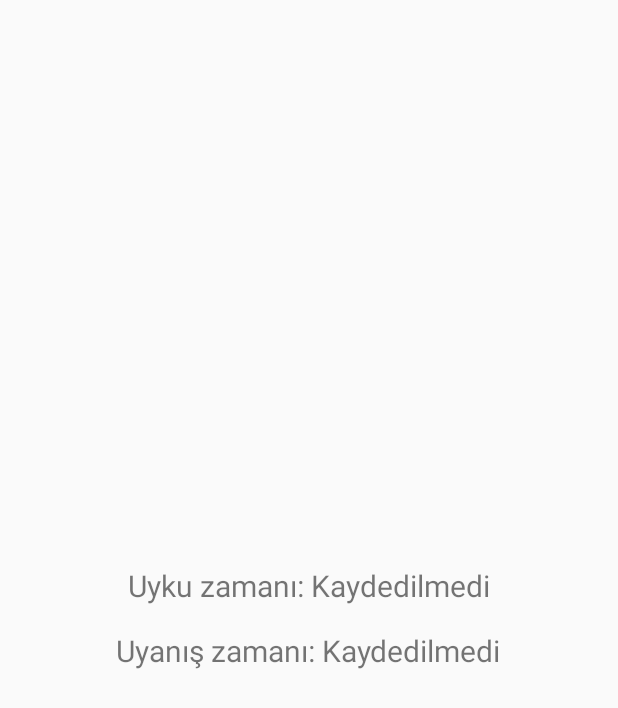
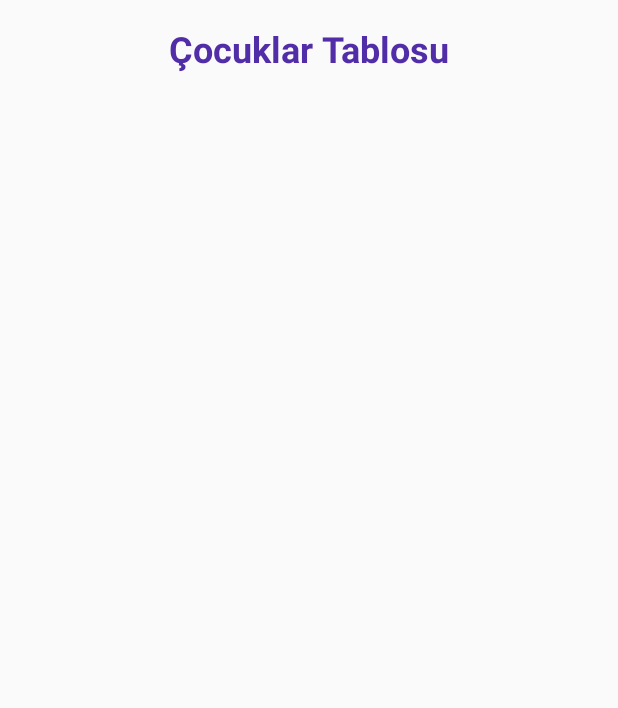
Before and after one commit to AMER240/SleepyBaby, an Android app: the ScheduleActivity screen opened directly, with no data from a screen before it, on a phone screen of 412 x 824 dp. Shown: the top 708 px of the screen. Run offline under Robolectric (Android 15) with nearby library versions, the phone set to English and light mode, and no system bars.

Commit message:
Feature/front end (#22)
* buton tasarımı duzenledim

* thread layout duzenledim

* tasarimi deçistirdim

* Mainfaist'in sorununu bu branchta da cozmek

* tasarimi deçistirdim

---------

Co-authored-by: Amer <amersheikhhader@gmail.com>

```diff
--- a/app/src/main/java/com/example/sleepybaby/AddChildActivity.java
+++ b/app/src/main/java/com/example/sleepybaby/AddChildActivity.java
@@ -9,7 +9,6 @@ import android.widget.Toast;
 import androidx.appcompat.app.AppCompatActivity;
 
 public class AddChildActivity extends AppCompatActivity {
-
     EditText editTextName, editTextAge;
     TimePicker timePickerSleep, timePickerWake;
     Button buttonSaveChild;
--- a/app/src/main/java/com/example/sleepybaby/Child.java
+++ b/app/src/main/java/com/example/sleepybaby/Child.java
@@ -9,7 +9,8 @@ public class Child {
     private int wakeHour;
     private int wakeMinute;
 
-    // Getter and Setter methods
+// Getter and Setter methods
+
 
     public int getId() {
         return id;
--- a/app/src/main/java/com/example/sleepybaby/ScheduleActivity.java
+++ b/app/src/main/java/com/example/sleepybaby/ScheduleActivity.java
@@ -1,40 +1,52 @@
 package com.example.sleepybaby;
 
-import android.content.SharedPreferences;
 import android.os.Bundle;
-import android.widget.TextView;
+import android.widget.Toast;
+
 import androidx.appcompat.app.AppCompatActivity;
+import androidx.recyclerview.widget.LinearLayoutManager;
+import androidx.recyclerview.widget.RecyclerView;
+
+import java.util.List;
 
 public class ScheduleActivity extends AppCompatActivity {
 
-    TextView sleepText;
-    TextView  wakeText;
+
+    RecyclerView recyclerView;
+    ChildrenAdapter adapter;
+    DatabaseHelper databaseHelper;
+    List<Child> childList;
 
     @Override
     protected void onCreate(Bundle savedInstanceState) {
         super.onCreate(savedInstanceState);
         setContentView(R.layout.activity_schedule);
 
-        sleepText = findViewById(R.id.sleepTimeTextView);
-        wakeText = findViewById(R.id.wakeTimeTextView);
+        recyclerView = findViewById(R.id.recyclerViewChildren);
+        recyclerView.setLayoutManager(new LinearLayoutManager(this));
 
-        SharedPreferences sharedPreferences = getSharedPreferences("SleepData", MODE_PRIVATE);
+        databaseHelper = new DatabaseHelper(this);
+        childList = databaseHelper.getAllChildren();
 
-        int sleepHour = sharedPreferences.getInt("sleepHour", -1);
-        int sleepMinute = sharedPreferences.getInt("sleepMinute", -1);
-        int wakeHour = sharedPreferences.getInt("wakeHour", -1);
-        int wakeMinute = sharedPreferences.getInt("wakeMinute", -1);
-
-        if (sleepHour != -1 && sleepMinute != -1) {
-            sleepText.setText("Uyku zamanı: " + sleepHour + ":" + String.format("%02d", sleepMinute));
-        } else {
-            sleepText.setText("Uyku zamanı: Kaydedilmedi");
+        if (childList.isEmpty()) {
+            Toast.makeText(this, "Henüz çocuk eklenmedi!", Toast.LENGTH_SHORT).show();
         }
 
-        if (wakeHour != -1 && wakeMinute != -1) {
-            wakeText.setText("Uyanış zamanı: " + wakeHour + ":" + String.format("%02d", wakeMinute));
-        } else {
-            wakeText.setText("Uyanış zamanı: Kaydedilmedi");
-        }
+        adapter = new ChildrenAdapter(childList);
+        recyclerView.setAdapter(adapter);
+
+        // Listener حذف الطفل
+        adapter.setOnChildDeleteListener(childId -> {
+            boolean deleted = databaseHelper.deleteChild(childId);
+            if (deleted) {
+                Toast.makeText(this, "Çocuk silindi", Toast.LENGTH_SHORT).show();
+                // تحديث القائمة
+                childList.clear();
+                childList.addAll(databaseHelper.getAllChildren());
+                adapter.notifyDataSetChanged();
+            } else {
+                Toast.makeText(this, "Silme başarısız oldu", Toast.LENGTH_SHORT).show();
+            }
+        });
     }
 }
--- a/app/src/main/java/com/example/sleepybaby/ThreadActivity.java
+++ b/app/src/main/java/com/example/sleepybaby/ThreadActivity.java
@@ -7,6 +7,7 @@ import android.os.Handler;
 import androidx.appcompat.app.AppCompatActivity;
 
 public class ThreadActivity extends AppCompatActivity {
+
 
     @Override
     protected void onCreate(Bundle savedInstanceState) {
--- a/app/src/main/res/layout/activity_schedule.xml
+++ b/app/src/main/res/layout/activity_schedule.xml
@@ -1,25 +1,32 @@
 <?xml version="1.0" encoding="utf-8"?>
-<LinearLayout xmlns:android="http://schemas.android.com/apk/res/android"
+<androidx.constraintlayout.widget.ConstraintLayout
+    xmlns:android="http://schemas.android.com/apk/res/android"
+    xmlns:app="http://schemas.android.com/apk/res-auto"
     android:layout_width="match_parent"
     android:layout_height="match_parent"
-    android:orientation="vertical"
-    android:padding="24dp"
-    android:gravity="center"
-    android:background="#FAFAFA">
+    android:padding="16dp">
 
     <TextView
-        android:id="@+id/sleepTimeTextView"
-        android:layout_width="wrap_content"
+        android:id="@+id/tvTitleSchedule"
+        android:layout_width="0dp"
         android:layout_height="wrap_content"
-        android:text="Uyku zamanı: "
-        android:textSize="20sp"
-        android:layout_marginBottom="16dp" />
+        android:text="Çocuklar Tablosu"
+        android:textSize="24sp"
+        android:textStyle="bold"
+        android:textColor="@color/purple_700"
+        android:gravity="center"
+        app:layout_constraintTop_toTopOf="parent"
+        app:layout_constraintStart_toStartOf="parent"
+        app:layout_constraintEnd_toEndOf="parent" />
 
-    <TextView
-        android:id="@+id/wakeTimeTextView"
-        android:layout_width="wrap_content"
-        android:layout_height="wrap_content"
-        android:text="Uyanış zamanı: "
-        android:textSize="20sp" />
+    <androidx.recyclerview.widget.RecyclerView
+        android:id="@+id/recyclerViewChildren"
+        android:layout_width="0dp"
+        android:layout_height="0dp"
+        android:layout_marginTop="12dp"
+        app:layout_constraintTop_toBottomOf="@id/tvTitleSchedule"
+        app:layout_constraintBottom_toBottomOf="parent"
+        app:layout_constraintStart_toStartOf="parent"
+        app:layout_constraintEnd_toEndOf="parent" />
 
-</LinearLayout>
+</androidx.constraintlayout.widget.ConstraintLayout>
```
Also changed, not shown: app/src/main/AndroidManifest.xml (+5 -4 lines), app/src/main/java/com/example/sleepybaby/AddSleepTimeActivity.java (deleted, +0 -39 lines), app/src/main/java/com/example/sleepybaby/AddWakeTimeActivity.java (deleted, +0 -38 lines), app/src/main/java/com/example/sleepybaby/MainActivity.java (+11 -39 lines), app/src/main/java/com/example/sleepybaby/UykuGirisi.java (deleted, +0 -60 lines), app/src/main/java/com/example/sleepybaby/UykuHesaplayicisi.java (deleted, +0 -54 lines), app/src/main/res/layout/activity_add_sleep_time.xml (deleted, +0 -36 lines), app/src/main/res/layout/activity_add_wake_time.xml (deleted, +0 -25 lines), app/src/main/res/layout/activity_main.xml (+8 -16 lines), app/src/main/java/com/example/sleepybaby/ChildrenAdapter.java (indentation only).
